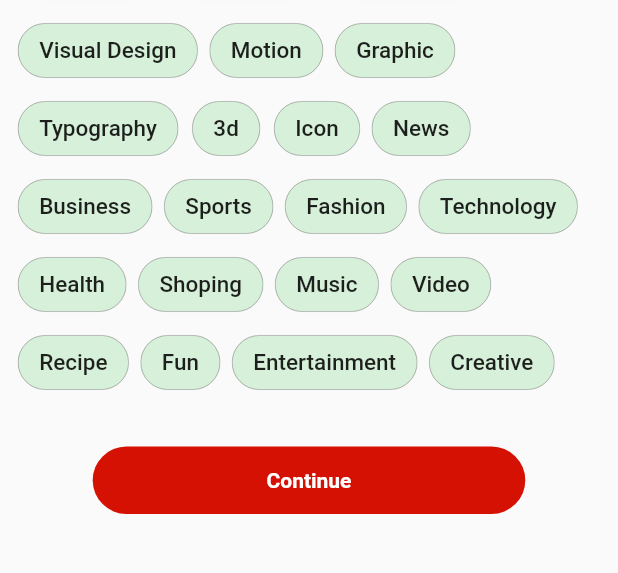
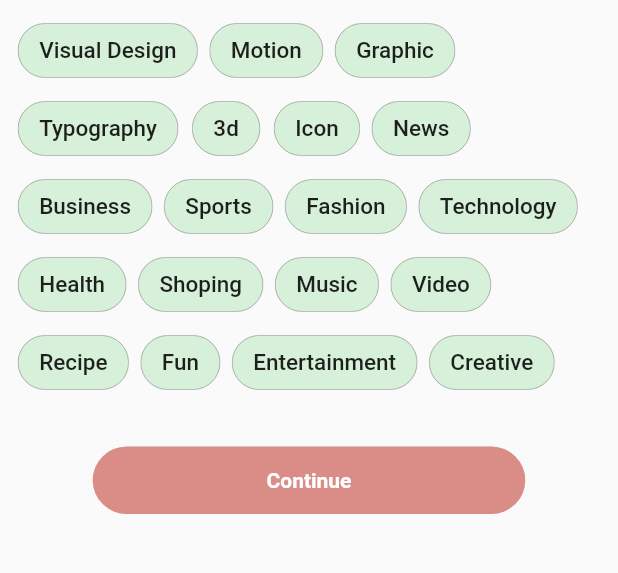
Before and after one commit to RUPAAK/flutter_blog, a Flutter app: the screen it shows after launch, on a phone screen of 412 x 824 dp, the part 359-932 px from its top. Run offline on Flutter 3.47's test engine with Material 2 defaults, Android fonts, the phone set to English and light mode, and no system bars; our stand-ins replace google_fonts, shared_preferences.

Commit message:
basic onboarding screens finish

```diff
--- a/lib/main.dart
+++ b/lib/main.dart
@@ -1,4 +1,4 @@
-import 'package:blog_app/screens/home.dart';
+import 'package:blog_app/screens/login.dart';
 import 'package:blog_app/screens/onboarding-screens/first-onboarding.dart';
 import 'package:blog_app/screens/options.dart';
 import 'package:flutter/material.dart';
@@ -32,7 +32,7 @@ class MyApp extends StatelessWidget {
           child: Scaffold(
               body: initScreen == 0 || initScreen == null
                   ? FirstScreen()
-                  : FirstScreen())),
+                  : LoginScreen())),
     );
   }
 }
--- a/lib/screens/options.dart
+++ b/lib/screens/options.dart
@@ -1,7 +1,15 @@
 import 'package:blog_app/common/logo.dart';
+import 'package:blog_app/screens/login.dart';
 import 'package:flutter/material.dart';
 
-class OptionScreen extends StatelessWidget {
+class OptionScreen extends StatefulWidget {
+  OptionScreen({Key? key}) : super(key: key);
+
+  @override
+  State<OptionScreen> createState() => _OptionScreenState();
+}
+
+class _OptionScreenState extends State<OptionScreen> {
   List<String> options = [
     'UI Design',
     "UX Design",
@@ -27,21 +35,34 @@ class OptionScreen extends StatelessWidget {
     "Creative"
   ];
 
-  OptionScreen({Key? key}) : super(key: key);
+  String selectedOption = '';
 
   List<Widget> getList() {
     List<Widget> childs = [];
     for (var i = 0; i < options.length; i++) {
-      childs.add(Container(
+      childs.add(InkWell(
+        onTap: () {
+          setState(() {
+            selectedOption = options[i];
+          });
+        },
+        child: Container(
           margin: EdgeInsets.only(right: 8.0, bottom: 4.0),
           child: new Chip(
               backgroundColor: Color.fromARGB(255, 215, 240, 217),
               padding: EdgeInsets.symmetric(vertical: 9.0, horizontal: 6.0),
-            shape: StadiumBorder(side: BorderSide(width: 0.1)),
+              shape: selectedOption == options[i]
+                  ? StadiumBorder(
+                      side: BorderSide(width: 0.4),
+                    )
+                  : StadiumBorder(
+                      side: BorderSide(width: 0.1),
+                    ),
               label: Text(
                 options[i],
                 style: TextStyle(fontSize: 15.0),
               )),
+        ),
       ));
     }
     return childs;
@@ -65,12 +86,21 @@ class OptionScreen extends StatelessWidget {
                   Logo(
                     fontHeight: 60,
                   ),
-                  Text(
+                  InkWell(
+                    onTap: () {
+                      Navigator.pushAndRemoveUntil(
+                          context,
+                          MaterialPageRoute(
+                              builder: (context) => LoginScreen()),
+                          (route) => false);
+                    },
+                    child: Text(
                       "Log in",
                       style: TextStyle(
                           color: Colors.red,
                           fontSize: 17,
                           fontWeight: FontWeight.bold),
+                    ),
                   )
                 ],
               ),
@@ -94,18 +124,32 @@ class OptionScreen extends StatelessWidget {
             Padding(
               padding: const EdgeInsets.only(top: 8.0),
               child: Center(
+                  child: InkWell(
+                onTap: () {
+                  if (selectedOption == null || selectedOption == '') {
+                    return null;
+                  } else {
+                    Navigator.pushAndRemoveUntil(
+                        context,
+                        MaterialPageRoute(builder: (context) => LoginScreen()),
+                        (route) => false);
+                  }
+                },
                 child: Container(
                   width: MediaQuery.of(context).size.width * 0.7,
                   height: 45.0,
                   decoration: BoxDecoration(
                     borderRadius: BorderRadius.circular(25.0),
-                  color: Color.fromARGB(255, 213, 17, 3),
+                    color: selectedOption == '' || selectedOption == null
+                        ? Color.fromARGB(255, 218, 140, 135)
+                        : Color.fromARGB(255, 213, 17, 3),
                   ),
                   child: Center(
                     child: Text(
                       'Continue',
                       style: TextStyle(
                           color: Colors.white, fontWeight: FontWeight.bold),
+                    ),
                   ),
                 ),
               )),
```
Also changed, not shown: lib/screens/home.dart (deleted, +0 -12 lines), lib/screens/login.dart (added, +12 -0 lines). Lines whose indentation alone changed are shown as unchanged.
